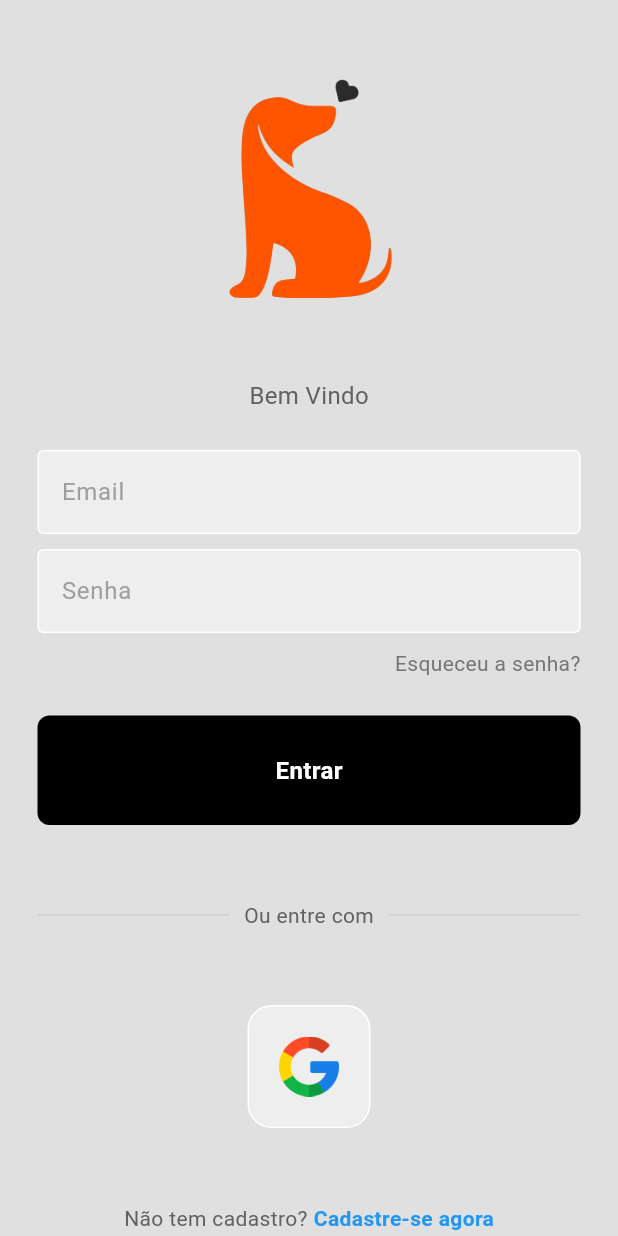
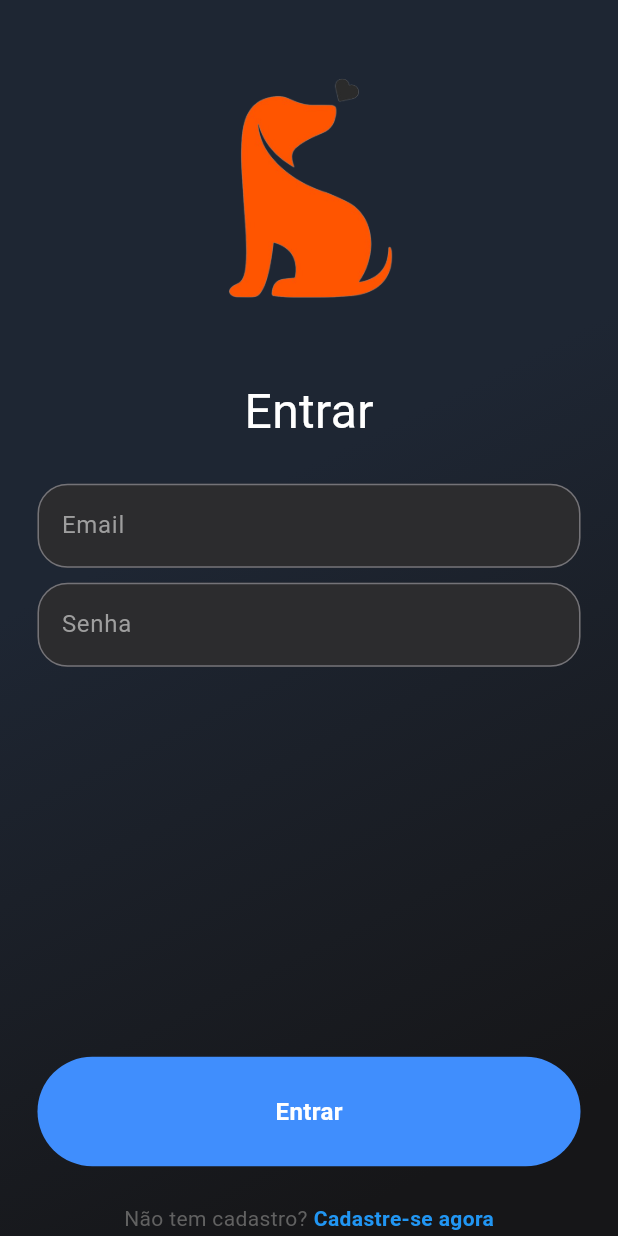
Before and after one commit to Matheussilvasantiagou/UFRPE-DSI-ADOGCAO, a Flutter app: the screen it shows after launch, on a phone screen of 412 x 824 dp. Run offline on Flutter 3.47's test engine with Material 3 defaults, Android fonts, the light colour scheme and no system bars.

Commit message:
Refactor Login page

```diff
--- a/adogcao/lib/components/my_button.dart
+++ b/adogcao/lib/components/my_button.dart
@@ -13,8 +13,8 @@ class MyButton extends StatelessWidget {
         padding: const EdgeInsets.all(25),
         margin: const EdgeInsets.symmetric(horizontal: 25),
         decoration: BoxDecoration(
-          color: Colors.black,
-          borderRadius: BorderRadius.circular(8),
+          color: const Color.fromRGBO(64, 142, 253, 1),
+          borderRadius: BorderRadius.circular(40),
         ),
         child: const Center(
           child: Text(
--- a/adogcao/lib/components/my_textfield.dart
+++ b/adogcao/lib/components/my_textfield.dart
@@ -20,16 +20,19 @@ class MyTextField extends StatelessWidget {
         controller: controller,
         obscureText: obscureText,
         decoration: InputDecoration(
-            enabledBorder: const OutlineInputBorder(
-              borderSide: BorderSide(color: Colors.white),
+            enabledBorder: OutlineInputBorder(
+              borderSide: const BorderSide(color: Color.fromRGBO(116, 115, 120, 1)),
+              borderRadius: BorderRadius.circular(20.0),
             ),
             focusedBorder: OutlineInputBorder(
               borderSide: BorderSide(color: Colors.grey.shade400),
+              borderRadius: BorderRadius.circular(20.0),
             ),
-            fillColor: Colors.grey.shade200,
+            fillColor: const Color.fromRGBO(44, 44, 46, 1),
             filled: true,
             hintText: hintText,
             hintStyle: TextStyle(color: Colors.grey[500])),
+            style: const TextStyle(color: Colors.white),
       ),
     );
   }
--- a/adogcao/lib/pages/login_page.dart
+++ b/adogcao/lib/pages/login_page.dart
@@ -1,7 +1,7 @@
 import 'package:flutter/material.dart';
 import 'package:adogcao/components/my_textfield.dart';
 import 'package:adogcao/components/my_button.dart';
-import 'package:adogcao/components/square_title.dart';
+
 
 class LoginPage extends StatelessWidget {
   LoginPage({super.key});
@@ -15,8 +15,18 @@ class LoginPage extends StatelessWidget {
 
   @override
   Widget build(BuildContext context) {
-    return Scaffold(
-      backgroundColor: Colors.grey[300],
+    return Container(
+      decoration: const BoxDecoration(
+          gradient: LinearGradient(
+              begin: Alignment(6.123234262925839e-17, 1),
+              end: Alignment(-1, 6.123234262925839e-17),
+              colors: [
+                Color.fromRGBO(22, 22, 24, 1),
+                Color.fromRGBO(30, 38, 51, 1)
+              ]),
+        ),
+      child: Scaffold(
+        backgroundColor: Colors.transparent,
         body: SafeArea(
           child: Center(
             child: Column(
@@ -33,11 +43,11 @@ class LoginPage extends StatelessWidget {
 
                 const SizedBox(height: 50),
 
-              Text(
-                'Bem Vindo',
+                const Text(
+                  'Entrar',
                   style: TextStyle(
-                  color: Colors.grey[700],
-                  fontSize: 16,
+                    color: Colors.white,
+                    fontSize: 32,
                   ),
                 ),
 
@@ -57,69 +67,29 @@ class LoginPage extends StatelessWidget {
                   obscureText: true,
                 ),
 
-              const SizedBox(height: 10),
+                // const SizedBox(height: 10),
 
-              Padding(
-                padding: const EdgeInsets.symmetric(horizontal: 25.0),
-                child: Row(
-                  mainAxisAlignment: MainAxisAlignment.end,
-                  children: [
-                    Text(
-                      'Esqueceu a senha?',
-                      style: TextStyle(color: Colors.grey[600]),
-                    ),
-                  ],
-                ),
-              ),
+                // Padding(
+                //   padding: const EdgeInsets.symmetric(horizontal: 25.0),
+                //   child: Row(
+                //     mainAxisAlignment: MainAxisAlignment.end,
+                //     children: [
+                //       Text(
+                //         'Esqueceu a senha?',
+                //         style: TextStyle(color: Colors.grey[600]),
+                //       ),
+                //     ],
+                //   ),
+                // ),
 
-              const SizedBox(height: 25),
+                const SizedBox(height: 260),
 
                 // sign in button
                 MyButton(
                   onTap: signUserIn,
                 ),
 
-              const SizedBox(height: 50),
-
-              // or continue with
-              Padding(
-                padding: const EdgeInsets.symmetric(horizontal: 25.0),
-                child: Row(
-                  children: [
-                    Expanded(
-                      child: Divider(
-                        thickness: 0.5,
-                        color: Colors.grey[400],
-                      ),
-                    ),
-                    Padding(
-                      padding: const EdgeInsets.symmetric(horizontal: 10.0),
-                      child: Text(
-                        'Ou entre com',
-                        style: TextStyle(color: Colors.grey[700]),
-                      ),
-                    ),
-                    Expanded(
-                      child: Divider(
-                        thickness: 0.5,
-                        color: Colors.grey[400],
-                      ),
-                    ),
-                  ],
-                ),
-              ),
-
-              const SizedBox(height: 50),
-
-              Row(
-                mainAxisAlignment: MainAxisAlignment.center,
-                children: const [
-                  // google button
-                  SquareTile(imagePath: 'lib/images/google.png'),
-                ],
-              ),
-
-              const SizedBox(height: 50),
+                const SizedBox(height: 25),
 
                 Row(
                   mainAxisAlignment: MainAxisAlignment.center,
@@ -142,6 +112,7 @@ class LoginPage extends StatelessWidget {
             ),
           ),
         ),
+      ),
     );
   }
 }
```
Lines whose indentation alone changed are shown as unchanged.
